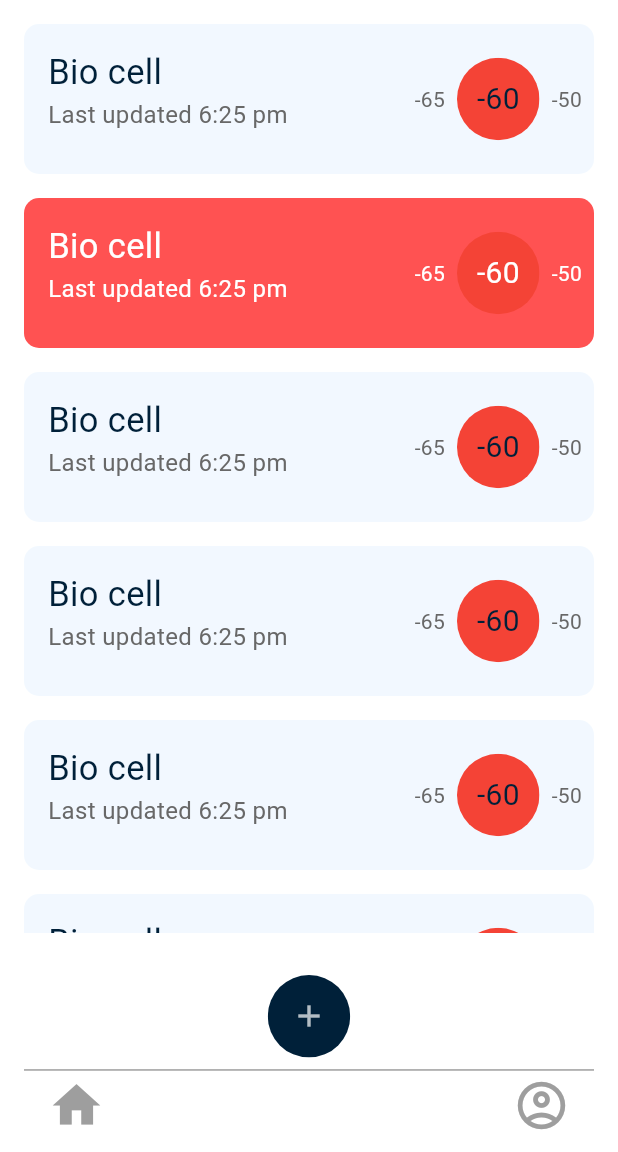
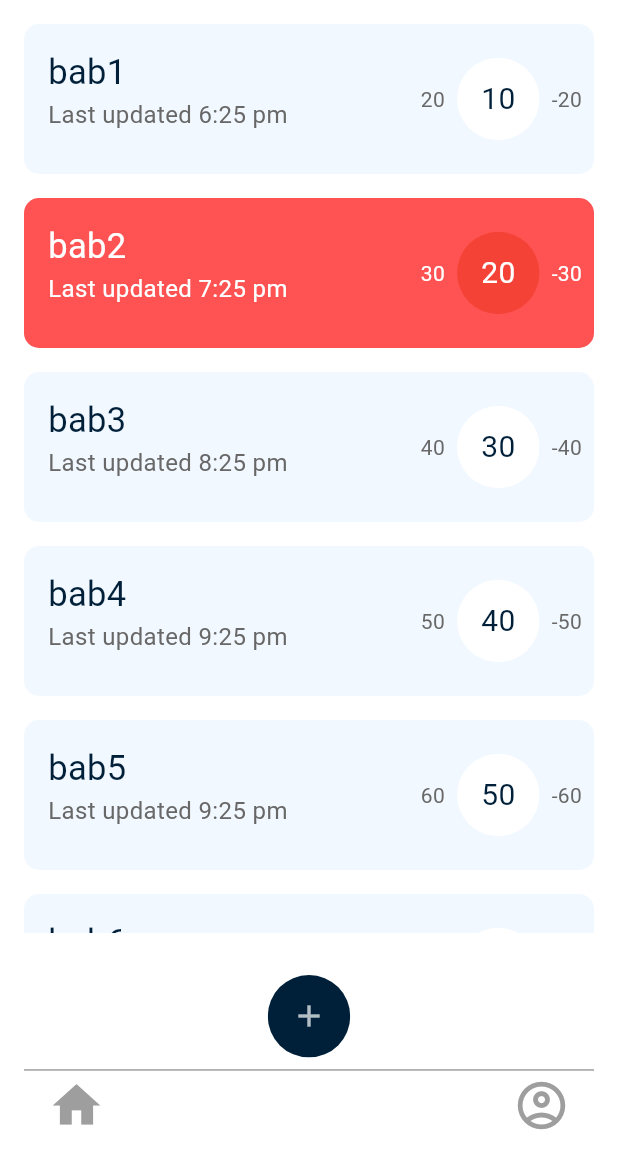
Before and after one commit to amiralimus/thermocall_amirali, a Flutter app: the screen it shows after launch, on a phone screen of 412 x 824 dp, the part 84-1236 px from its top. Run offline on Flutter 3.47's test engine with Material 3 defaults, Android fonts, the light colour scheme and no system bars.

Commit message:
changing the state of freezers

```diff
--- a/lib/home_page/thermocall_list/view/homepage_ui.dart
+++ b/lib/home_page/thermocall_list/view/homepage_ui.dart
@@ -38,18 +38,53 @@ class _HomePageState extends State<HomePage> {
         padding: const EdgeInsets.all(16),
         child: SingleChildScrollView(
           child: Column(children: [
-            Freezers(errorfreezwes: false,),
-            Freezers(errorfreezwes: true,),
-            Freezers(errorfreezwes: false,),
-            Freezers(errorfreezwes: false,),
-            Freezers(errorfreezwes: false,),
-            Freezers(errorfreezwes: false,),
+            Freezers(
+              errorfreezwes: false,
+              subtitle: 'bab1',
+              lastupdated: 'Last updated 6:25 pm',
+              max: '-20',
+              min: '20',
+              normal: '10',
+            ),
+            Freezers(
+                errorfreezwes: true,
+                subtitle: 'bab2',
+                lastupdated: 'Last updated 7:25 pm',
+                max: '-30',
+                min: '30',
+                normal: '20'),
+            Freezers(
+                errorfreezwes: false,
+                subtitle: 'bab3',
+                lastupdated: 'Last updated 8:25 pm',
+                max: '-40',
+                min: '40',
+                normal: '30'),
+            Freezers(
+                errorfreezwes: false,
+                subtitle: 'bab4',
+                lastupdated: 'Last updated 9:25 pm',
+                max: '-50',
+                min: '50',
+                normal: '40'),
+            Freezers(
+                errorfreezwes: false,
+                subtitle: 'bab5',
+                lastupdated: 'Last updated 9:25 pm',
+                max: '-60',
+                min: '60',
+                normal: '50'),
+            Freezers(
+                errorfreezwes: false,
+                subtitle: 'bab6',
+                lastupdated: 'Last updated 10:25 pm',
+                max: '-70',
+                min: '80',
+                normal: '60'),
           ]),
         ),
       ),
       bottomNavigationBar: ClipRRect(
-
-
         child: BottomAppBar(
           height: 130,
           color: Colors.white70,
@@ -64,10 +99,11 @@ class _HomePageState extends State<HomePage> {
                     width: 55,
                     color: Color(0xff002039),
                     child: Center(
-                      child:Icon(Icons.add,
-                      color: Colors.white70,)
+                        child: Icon(
+                      Icons.add,
+                      color: Colors.white70,
+                    )),
                   ),
-                ),
                 ),
               ),
               Divider(
--- a/lib/home_page/thermocall_list/view/the_freezers.dart
+++ b/lib/home_page/thermocall_list/view/the_freezers.dart
@@ -3,8 +3,14 @@ import 'package:flutter/material.dart';
 
 class Freezers extends StatefulWidget {
   final bool errorfreezwes;
+  final subtitle;
+  final lastupdated;
+  final min;
+  final max;
+  final normal;
 
-  const Freezers({Key? key, required this.errorfreezwes}) : super(key: key);
+  const Freezers({Key? key, required this.errorfreezwes, this.subtitle,this.lastupdated, this.min, this.max, this.normal})
+      : super(key: key);
 
   @override
   State<Freezers> createState() => _FreezersState();
@@ -30,12 +36,18 @@ class _FreezersState extends State<Freezers> {
                   crossAxisAlignment: CrossAxisAlignment.start,
                   children: [
                     Text(
-                      'Bio cell',
-                      style: TextStyle(color:errorfreezwes ? Colors.white : Color(0xff002039), fontSize: 23),
+                      widget.subtitle,
+                      style: TextStyle(
+                          color:
+                              errorfreezwes ? Colors.white : Color(0xff002039),
+                          fontSize: 23),
                     ),
                     Text(
-                      'Last updated 6:25 pm',
-                      style: TextStyle(color:errorfreezwes ? Colors.white : Color(0xff686868), fontSize: 16),
+                      widget.lastupdated,
+                      style: TextStyle(
+                          color:
+                              errorfreezwes ? Colors.white : Color(0xff686868),
+                          fontSize: 16),
                     )
                   ],
                 ),
@@ -44,8 +56,9 @@ class _FreezersState extends State<Freezers> {
               Padding(
                 padding: const EdgeInsets.only(right: 8.0),
                 child: Text(
-                  '-65',
-                  style: TextStyle(color: errorfreezwes ? Colors.white : Color(0xff686868)),
+                  widget.min,
+                  style: TextStyle(
+                      color: errorfreezwes ? Colors.white : Color(0xff686868)),
                 ),
               ),
               ClipRRect(
@@ -53,11 +66,14 @@ class _FreezersState extends State<Freezers> {
                 child: Container(
                   height: 55,
                   width: 55,
-                  color: Colors.red,
+                  color: errorfreezwes ? Colors.red : Colors.white,
                   child: Center(
                     child: Text(
-                      '-60',
-                      style: TextStyle(fontSize: 20, color: errorfreezwes ? Colors.white : Color(0xff002039)),
+                      widget.normal,
+                      style: TextStyle(
+                          fontSize: 20,
+                          color:
+                              errorfreezwes ? Colors.white : Color(0xff002039)),
                     ),
                   ),
                 ),
@@ -65,8 +81,9 @@ class _FreezersState extends State<Freezers> {
               Padding(
                 padding: const EdgeInsets.only(right: 8.0, left: 8),
                 child: Text(
-                  '-50',
-                  style: TextStyle(color: errorfreezwes ? Colors.white : Color(0xff686868)),
+                  widget.max,
+                  style: TextStyle(
+                      color: errorfreezwes ? Colors.white : Color(0xff686868)),
                 ),
               ),
             ],
```
